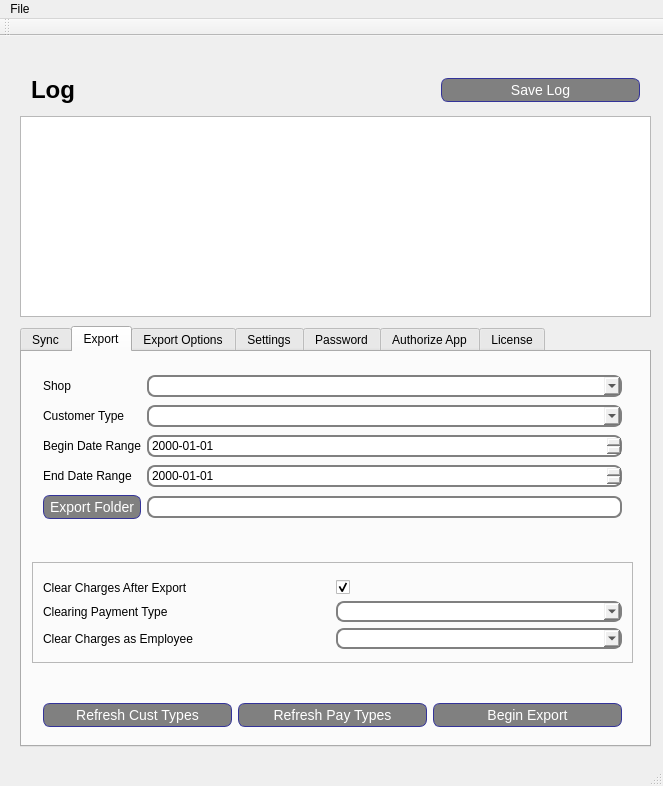
This is qt-lightspeed-pos-vc-connector/mainwindow.ui in beckf/lightspeed-vc-connector as Qt 5 draws it before an edit. The edited form follows.
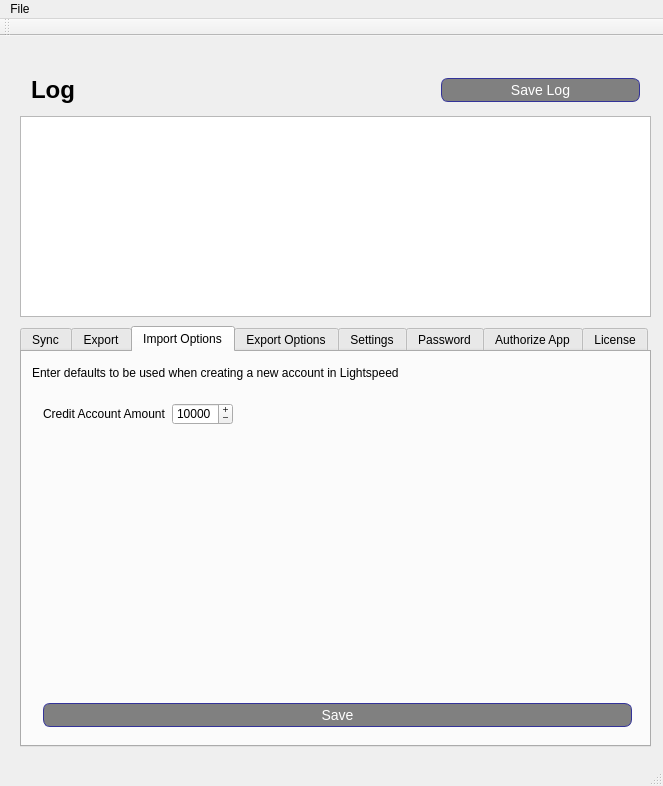
This is the edited form.

Commit message: import options added

Diff of the .ui file:
```diff
--- a/qt-lightspeed-pos-vc-connector/mainwindow.ui
+++ b/qt-lightspeed-pos-vc-connector/mainwindow.ui
@@ -80,7 +80,7 @@
      <string notr="true"/>
     </property>
     <property name="currentIndex">
-     <number>1</number>
+     <number>2</number>
     </property>
     <property name="usesScrollButtons">
      <bool>false</bool>
@@ -503,6 +503,96 @@
       </widget>
      </widget>
     </widget>
+    <widget class="QWidget" name="tab_2">
+     <attribute name="title">
+      <string>Import Options</string>
+     </attribute>
+     <widget class="QWidget" name="formLayoutWidget">
+      <property name="geometry">
+       <rect>
+        <x>10</x>
+        <y>40</y>
+        <width>601</width>
+        <height>271</height>
+       </rect>
+      </property>
+      <layout class="QFormLayout" name="formLayout">
+       <property name="formAlignment">
+        <set>Qt::AlignLeading|Qt::AlignLeft|Qt::AlignTop</set>
+       </property>
+       <item row="0" column="0">
+        <widget class="QLabel" name="label_4">
+         <property name="text">
+          <string>Credit Account Amount</string>
+         </property>
+        </widget>
+       </item>
+       <item row="0" column="1">
+        <widget class="QSpinBox" name="spinBox_CreditAmount">
+         <property name="sizePolicy">
+          <sizepolicy hsizetype="Fixed" vsizetype="Fixed">
+           <horstretch>0</horstretch>
+           <verstretch>0</verstretch>
+          </sizepolicy>
+         </property>
+         <property name="minimumSize">
+          <size>
+           <width>14</width>
+           <height>0</height>
+          </size>
+         </property>
+         <property name="buttonSymbols">
+          <enum>QAbstractSpinBox::PlusMinus</enum>
+         </property>
+         <property name="accelerated">
+          <bool>true</bool>
+         </property>
+         <property name="maximum">
+          <number>50000</number>
+         </property>
+         <property name="singleStep">
+          <number>100</number>
+         </property>
+         <property name="value">
+          <number>10000</number>
+         </property>
+        </widget>
+       </item>
+      </layout>
+     </widget>
+     <widget class="QLabel" name="label_31">
+      <property name="geometry">
+       <rect>
+        <x>10</x>
+        <y>10</y>
+        <width>601</width>
+        <height>21</height>
+       </rect>
+      </property>
+      <property name="text">
+       <string>Enter defaults to be used when creating a new account in Lightspeed</string>
+      </property>
+     </widget>
+     <widget class="QWidget" name="verticalLayoutWidget_3">
+      <property name="geometry">
+       <rect>
+        <x>10</x>
+        <y>340</y>
+        <width>611</width>
+        <height>41</height>
+       </rect>
+      </property>
+      <layout class="QVBoxLayout" name="verticalLayout_3">
+       <item>
+        <widget class="QPushButton" name="btn_SaveImportOptions">
+         <property name="text">
+          <string>Save</string>
+         </property>
+        </widget>
+       </item>
+      </layout>
+     </widget>
+    </widget>
     <widget class="QWidget" name="tab_ExportOptions">
      <attribute name="title">
       <string>Export Options</string>
```
The commit also changes 3 other files.
